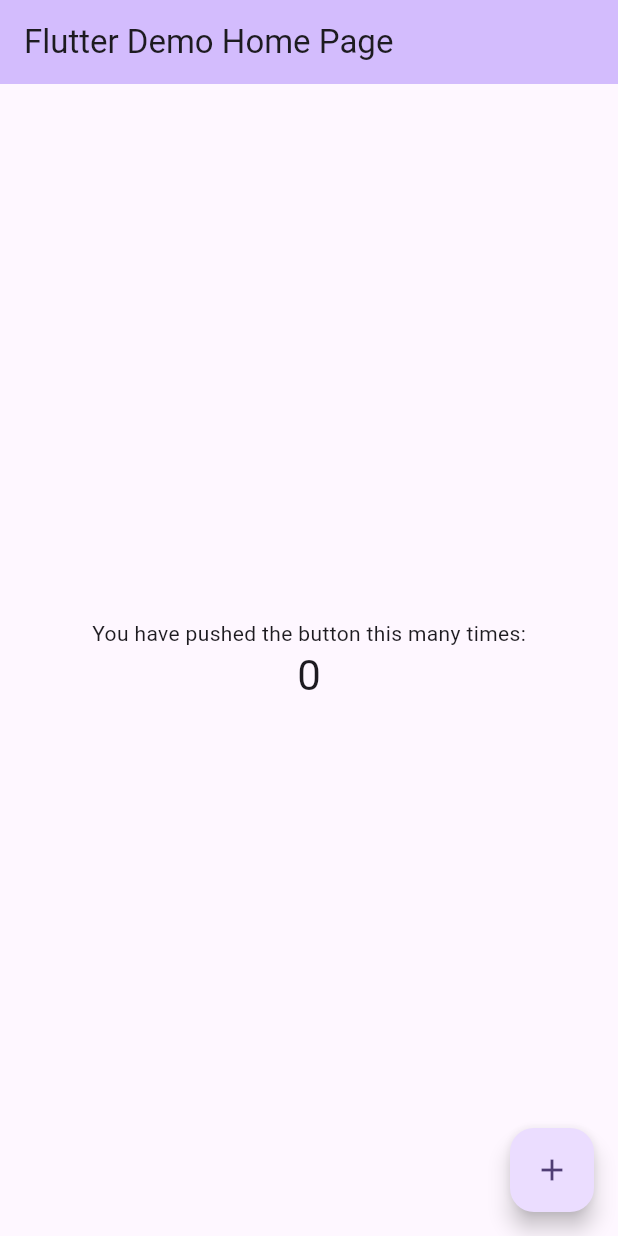
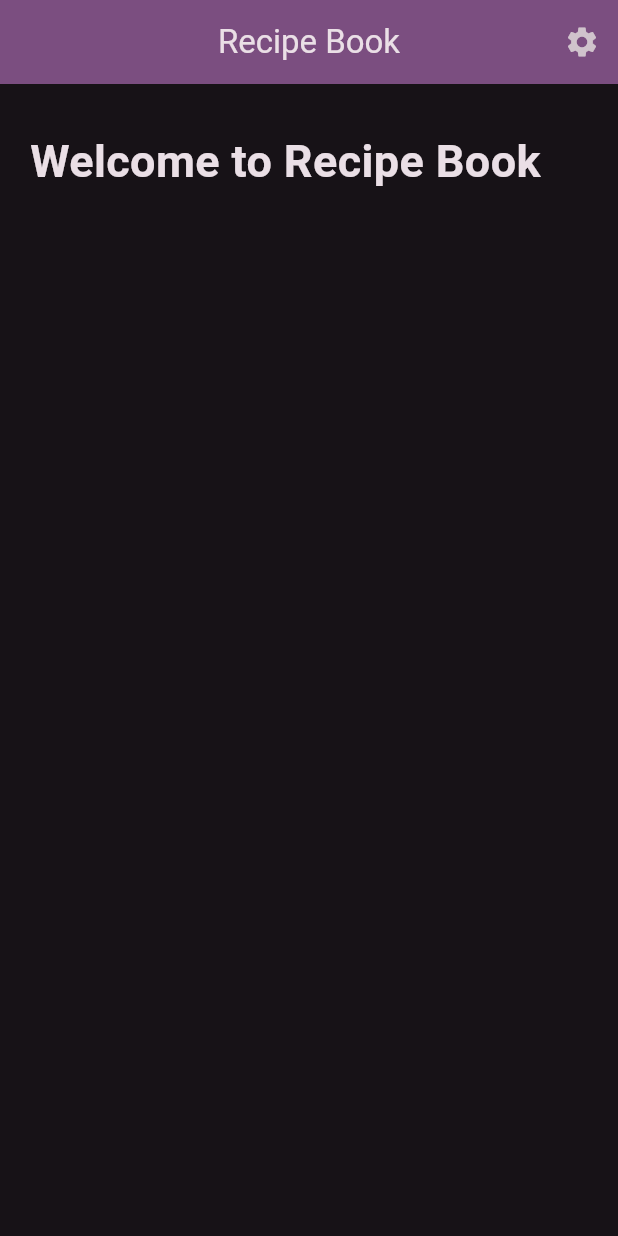
Before and after one commit to MarioQuirosLuna/Recipe_Book_Flutter, a Flutter app: the screen it shows after launch, on a phone screen of 412 x 824 dp. Run offline on Flutter 3.47's test engine with Material 2 defaults, Android fonts, the phone set to English and light mode, and no system bars; our stand-ins replace shared_preferences.

Commit message:
Base project implementation (HOME/SETTINGS)

```diff
--- /dev/null
+++ b/lib/config/theme/app_theme.dart
@@ -0,0 +1,50 @@
+import 'package:flutter/material.dart';
+import 'package:recipe_book_flutter/domain/entities/settings.dart';
+
+import '../../data/settings_local_storage.dart';
+
+const Color _customColor = Color(0xFFA904C6);
+const List<Color> _colorThemes = [
+  _customColor,
+  Colors.blue,
+  Colors.green,
+  Colors.red,
+  Colors.yellow,
+  Colors.pink,
+  Colors.cyan,
+];
+
+class ThemeProvider extends ChangeNotifier {
+  int _selectedColor = 0;
+  bool _isDarkMode = true;
+
+  int get selectedColor => _selectedColor;
+  bool get isDarkMode => _isDarkMode;
+  List<Color> get colorThemes => _colorThemes;
+
+  ThemeData getTheme(){
+    final themeColor = _colorThemes[selectedColor];
+
+    return ThemeData(
+      useMaterial3: true,
+      colorSchemeSeed: themeColor,
+      brightness: _isDarkMode ? Brightness.dark : Brightness.light,
+    );
+  }
+
+  void updateTheme(int colorIndex, bool isDarkMode){
+    _selectedColor = colorIndex;
+    _isDarkMode = isDarkMode;
+    SettingsLocalStorage.saveSettings(Settings(selectedColor, isDarkMode));
+    notifyListeners();
+  }
+
+  Future<void> loadSettings() async {
+    final savedSettings = await SettingsLocalStorage.loadSettings();
+    if(savedSettings != null){
+      _selectedColor = savedSettings.selectedColor;
+      _isDarkMode = savedSettings.isDarkMode;
+    }
+    notifyListeners();
+  }
+}
--- /dev/null
+++ b/lib/data/settings_local_storage.dart
@@ -0,0 +1,22 @@
+import 'dart:convert';
+
+import 'package:recipe_book_flutter/domain/entities/settings.dart';
+import 'package:shared_preferences/shared_preferences.dart';
+
+class SettingsLocalStorage{
+  static const _key = 'settings';
+
+  static Future<void> saveSettings(Settings settings) async {
+    final prefs = await SharedPreferences.getInstance();
+    await prefs.setString(_key, jsonEncode(settings));
+  }
+
+  static Future<Settings?> loadSettings() async {
+    final prefs = await SharedPreferences.getInstance();
+    final settingsJson = prefs.getString(_key);
+    if(settingsJson != null){
+      return Settings.fromJson(jsonDecode(settingsJson));
+    }
+    return null;
+  }
+}
--- /dev/null
+++ b/lib/domain/entities/settings.dart
@@ -0,0 +1,23 @@
+class Settings{
+  final int selectedColor;
+  final bool isDarkMode;
+
+  Settings(
+      this.selectedColor,
+      this.isDarkMode
+      );
+
+  Map<String, dynamic> toJson(){
+    return {
+      'selectedColor': selectedColor,
+      'isDarkMode': isDarkMode,
+    };
+  }
+
+  factory Settings.fromJson(Map<String, dynamic> json){
+    return Settings(
+      json['selectedColor'] as int,
+      json['isDarkMode'] as bool,
+    );
+  }
+}
--- a/lib/main.dart
+++ b/lib/main.dart
@@ -1,125 +1,32 @@
 import 'package:flutter/material.dart';
+import 'package:provider/provider.dart';
+import 'package:recipe_book_flutter/config/theme/app_theme.dart';
+import 'package:recipe_book_flutter/presentation/screens/home/home_screen.dart';
 
 void main() {
-  runApp(const MyApp());
+  runApp(
+      MultiProvider(
+          providers: [
+            ChangeNotifierProvider(
+                create: (_) => ThemeProvider()..loadSettings()
+            ),
+          ],
+          child: const MyApp(),
+      )
+  );
 }
 
 class MyApp extends StatelessWidget {
   const MyApp({super.key});
 
-  // This widget is the root of your application.
   @override
   Widget build(BuildContext context) {
+    final themeProvider  = Provider.of<ThemeProvider>(context);
     return MaterialApp(
-      title: 'Flutter Demo',
-      theme: ThemeData(
-        // This is the theme of your application.
-        //
-        // TRY THIS: Try running your application with "flutter run". You'll see
-        // the application has a blue toolbar. Then, without quitting the app,
-        // try changing the seedColor in the colorScheme below to Colors.green
-        // and then invoke "hot reload" (save your changes or press the "hot
-        // reload" button in a Flutter-supported IDE, or press "r" if you used
-        // the command line to start the app).
-        //
-        // Notice that the counter didn't reset back to zero; the application
-        // state is not lost during the reload. To reset the state, use hot
-        // restart instead.
-        //
-        // This works for code too, not just values: Most code changes can be
-        // tested with just a hot reload.
-        colorScheme: ColorScheme.fromSeed(seedColor: Colors.deepPurple),
-        useMaterial3: true,
-      ),
-      home: const MyHomePage(title: 'Flutter Demo Home Page'),
+      title: "Recipe Book",
+      debugShowCheckedModeBanner: false,
+      theme: themeProvider .getTheme(),
+      home: const HomeScreen(),
     );
   }
 }
-
-class MyHomePage extends StatefulWidget {
-  const MyHomePage({super.key, required this.title});
-
-  // This widget is the home page of your application. It is stateful, meaning
-  // that it has a State object (defined below) that contains fields that affect
-  // how it looks.
-
-  // This class is the configuration for the state. It holds the values (in this
-  // case the title) provided by the parent (in this case the App widget) and
-  // used by the build method of the State. Fields in a Widget subclass are
-  // always marked "final".
-
-  final String title;
-
-  @override
-  State<MyHomePage> createState() => _MyHomePageState();
-}
-
-class _MyHomePageState extends State<MyHomePage> {
-  int _counter = 0;
-
-  void _incrementCounter() {
-    setState(() {
-      // This call to setState tells the Flutter framework that something has
-      // changed in this State, which causes it to rerun the build method below
-      // so that the display can reflect the updated values. If we changed
-      // _counter without calling setState(), then the build method would not be
-      // called again, and so nothing would appear to happen.
-      _counter++;
-    });
-  }
-
-  @override
-  Widget build(BuildContext context) {
-    // This method is rerun every time setState is called, for instance as done
-    // by the _incrementCounter method above.
-    //
-    // The Flutter framework has been optimized to make rerunning build methods
-    // fast, so that you can just rebuild anything that needs updating rather
-    // than having to individually change instances of widgets.
-    return Scaffold(
-      appBar: AppBar(
-        // TRY THIS: Try changing the color here to a specific color (to
-        // Colors.amber, perhaps?) and trigger a hot reload to see the AppBar
-        // change color while the other colors stay the same.
-        backgroundColor: Theme.of(context).colorScheme.inversePrimary,
-        // Here we take the value from the MyHomePage object that was created by
-        // the App.build method, and use it to set our appbar title.
-        title: Text(widget.title),
-      ),
-      body: Center(
-        // Center is a layout widget. It takes a single child and positions it
-        // in the middle of the parent.
-        child: Column(
-          // Column is also a layout widget. It takes a list of children and
-          // arranges them vertically. By default, it sizes itself to fit its
-          // children horizontally, and tries to be as tall as its parent.
-          //
-          // Column has various properties to control how it sizes itself and
-          // how it positions its children. Here we use mainAxisAlignment to
-          // center the children vertically; the main axis here is the vertical
-          // axis because Columns are vertical (the cross axis would be
-          // horizontal).
-          //
-          // TRY THIS: Invoke "debug painting" (choose the "Toggle Debug Paint"
-          // action in the IDE, or press "p" in the console), to see the
-          // wireframe for each widget.
-          mainAxisAlignment: MainAxisAlignment.center,
-          children: <Widget>[
-            const Text(
-              'You have pushed the button this many times:',
-            ),
-            Text(
-              '$_counter',
-              style: Theme.of(context).textTheme.headlineMedium,
-            ),
-          ],
-        ),
-      ),
-      floatingActionButton: FloatingActionButton(
-        onPressed: _incrementCounter,
-        tooltip: 'Increment',
-        child: const Icon(Icons.add),
-      ), // This trailing comma makes auto-formatting nicer for build methods.
-    );
-  }
-}
--- /dev/null
+++ b/lib/presentation/screens/home/home_screen.dart
@@ -0,0 +1,65 @@
+import 'package:flutter/material.dart';
+import 'package:provider/provider.dart';
+
+import '../../../config/theme/app_theme.dart';
+import '../settings/settings.dart';
+
+class HomeScreen extends StatefulWidget {
+  const HomeScreen({Key? key}) : super(key: key);
+  @override
+  HomeScreenState createState() => HomeScreenState();
+}
+
+class HomeScreenState extends State<HomeScreen> {
+  @override
+  void initState(){
+    super.initState();
+    //TODO: Load the recipes from the API
+    _loadSettings();
+  }
+  _loadSettings() async {
+    final settingsProvider = context.read<ThemeProvider>();
+    await settingsProvider.loadSettings();
+  }
+
+  @override
+  Widget build(BuildContext context) {
+
+    return SafeArea(
+      child: Scaffold(
+        appBar: AppBar(
+          centerTitle: true,
+          backgroundColor: Theme.of(context).colorScheme.inversePrimary,
+          title: const Text('Recipe Book'),
+          actions: [
+            IconButton(
+              icon: const Icon(Icons.settings),
+              onPressed: () {
+                Navigator.push(
+                    context,
+                    MaterialPageRoute(builder: (context) => const SettingsScreen())
+                );
+              },
+            )],
+        ),
+        body: const Padding(
+            padding: EdgeInsets.symmetric(horizontal: 20, vertical: 10),
+            child: SafeArea(
+              child: Column(
+                children: [
+                  SizedBox(height: 20),
+                  Text(
+                    'Welcome to Recipe Book',
+                    style: TextStyle(
+                      fontSize: 30,
+                      fontWeight: FontWeight.bold,
+                    ),
+                  ),
+                ],
+              ),
+            )
+        ),
+      ),
+    );
+  }
+}
--- a/pubspec.yaml
+++ b/pubspec.yaml
@@ -35,6 +35,8 @@ dependencies:
   # The following adds the Cupertino Icons font to your application.
   # Use with the CupertinoIcons class for iOS style icons.
   cupertino_icons: ^1.0.2
+  provider: ^6.1.1
+  shared_preferences: ^2.2.2
 
 dev_dependencies:
   flutter_test:
```
Also changed, not shown: lib/presentation/screens/settings/settings.dart (added, +31 -0 lines), lib/presentation/widgets/settings/dark_mode_selector.dart (added, +30 -0 lines), lib/presentation/widgets/settings/theme_color_selector.dart (added, +43 -0 lines), pubspec.lock.
